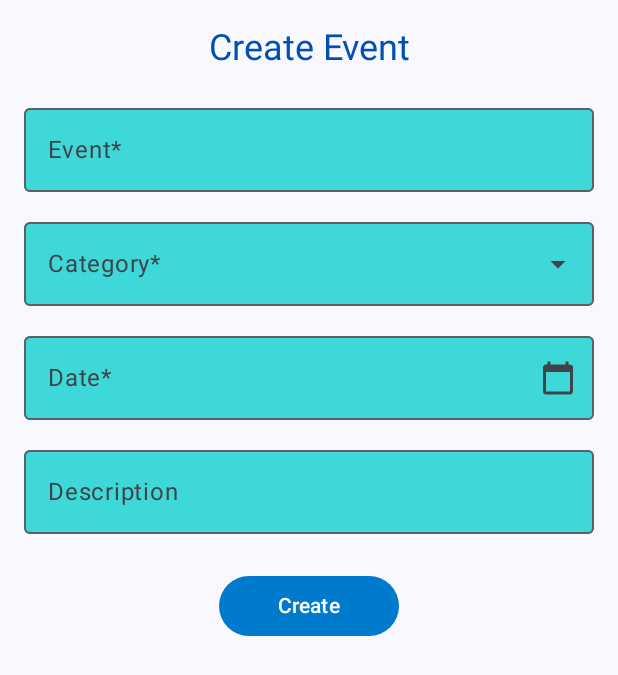
After one commit to titorpw/Aplikasi-To-Duh, an Android app built with Jetpack Compose: the composable CreateEventScreen shown on its own in the app's theme, on a phone screen of 412 x 824 dp. The commit adds this screen. Shown: the top 675 px of the screen. Run offline under Robolectric (Android 15) with nearby library versions, the phone set to English and light mode, and no system bars.

Commit message:
Update Create Screen

```diff
--- a/app/src/main/java/com/l0123137/tesprojek/navigation/AppNavigation.kt
+++ b/app/src/main/java/com/l0123137/tesprojek/navigation/AppNavigation.kt
@@ -4,7 +4,6 @@ import androidx.compose.runtime.Composable
 import androidx.navigation.compose.NavHost
 import androidx.navigation.compose.composable
 import androidx.navigation.compose.rememberNavController
-import com.l0123137.tesprojek.ui.screen.eventList.ListScreen
 import com.l0123137.tesprojek.ui.screen.login.LoginScreen
 import com.l0123137.tesprojek.ui.screen.signup.SignUpScreen
 
@@ -18,8 +17,8 @@ fun AppNavigator() {
         composable("signup") {
             SignUpScreen(navController = navController)
         }
-        composable("main") {
-            ListScreen()
+        composable("scaffold") {
+            MainScaffold(parentNavController = navController)
         }
     }
 }
--- /dev/null
+++ b/app/src/main/java/com/l0123137/tesprojek/ui/screen/createEvent/CreateEventScreen.kt
@@ -0,0 +1,149 @@
+package com.l0123137.tesprojek.ui.screen.createEvent
+
+import androidx.compose.foundation.layout.*
+import androidx.compose.foundation.rememberScrollState
+import androidx.compose.foundation.verticalScroll
+import androidx.compose.material.icons.Icons
+import androidx.compose.material.icons.filled.CalendarToday
+import androidx.compose.material3.*
+import androidx.compose.runtime.*
+import androidx.compose.ui.Alignment
+import androidx.compose.ui.Modifier
+import androidx.compose.ui.graphics.Color
+import androidx.compose.ui.unit.dp
+import androidx.compose.ui.unit.sp
+import androidx.lifecycle.viewmodel.compose.viewModel
+import androidx.navigation.NavController
+
+@OptIn(ExperimentalMaterial3Api::class)
+@Composable
+fun CreateEventScreen(
+    navController: NavController,
+    viewModel: CreateEventViewModel = viewModel()
+) {
+    val eventName = viewModel.eventName
+    val category = viewModel.selectedCategory
+    val date = viewModel.date
+    val description = viewModel.description
+    val showValidationError = viewModel.showValidationError
+
+    Column(
+        modifier = Modifier
+            .fillMaxSize()
+            .padding(16.dp)
+            .verticalScroll(rememberScrollState()),
+        verticalArrangement = Arrangement.Top,
+        horizontalAlignment = Alignment.CenterHorizontally
+    ) {
+        Text(
+            text = "Create Event",
+            style = MaterialTheme.typography.headlineSmall,
+            color = Color(0xFF0050B3),
+            modifier = Modifier.padding(bottom = 16.dp)
+        )
+
+        OutlinedTextField(
+            value = eventName,
+            onValueChange = { viewModel.eventName = it },
+            label = { Text("Event*") },
+            modifier = Modifier.fillMaxWidth(),
+            colors = OutlinedTextFieldDefaults.colors(
+                focusedContainerColor = Color(0xFF3ED8D8),
+                unfocusedContainerColor = Color(0xFF3ED8D8)
+            )
+        )
+
+        Spacer(modifier = Modifier.height(12.dp))
+
+        var expanded by remember { mutableStateOf(false) }
+
+        ExposedDropdownMenuBox(
+            expanded = expanded,
+            onExpandedChange = { expanded = !expanded }
+        ) {
+            OutlinedTextField(
+                value = category,
+                onValueChange = {},
+                readOnly = true,
+                label = { Text("Category*") },
+                trailingIcon = {
+                    ExposedDropdownMenuDefaults.TrailingIcon(expanded = expanded)
+                },
+                modifier = Modifier
+                    .menuAnchor()
+                    .fillMaxWidth(),
+                colors = OutlinedTextFieldDefaults.colors(
+                    focusedContainerColor = Color(0xFF3ED8D8),
+                    unfocusedContainerColor = Color(0xFF3ED8D8)
+                )
+            )
+
+            ExposedDropdownMenu(
+                expanded = expanded,
+                onDismissRequest = { expanded = false }
+            ) {
+                viewModel.categoryList.forEach { item ->
+                    DropdownMenuItem(
+                        text = { Text(item) },
+                        onClick = {
+                            viewModel.selectedCategory = item
+                            expanded = false
+                        }
+                    )
+                }
+            }
+        }
+
+        Spacer(modifier = Modifier.height(12.dp))
+
+        OutlinedTextField(
+            value = date,
+            onValueChange = { viewModel.date = it },
+            label = { Text("Date*") },
+            trailingIcon = {
+                Icon(Icons.Default.CalendarToday, contentDescription = "calendar")
+            },
+            modifier = Modifier.fillMaxWidth(),
+            colors = OutlinedTextFieldDefaults.colors(
+                focusedContainerColor = Color(0xFF3ED8D8),
+                unfocusedContainerColor = Color(0xFF3ED8D8)
+            )
+        )
+
+        Spacer(modifier = Modifier.height(12.dp))
+
+        OutlinedTextField(
+            value = description,
+            onValueChange = { viewModel.description = it },
+            label = { Text("Description") },
+            modifier = Modifier.fillMaxWidth(),
+            colors = OutlinedTextFieldDefaults.colors(
+                focusedContainerColor = Color(0xFF3ED8D8),
+                unfocusedContainerColor = Color(0xFF3ED8D8)
+            )
+        )
+
+        if (showValidationError) {
+            Text(
+                text = "*This field required to fill",
+                color = Color.Red,
+                fontSize = 12.sp,
+                modifier = Modifier.padding(top = 4.dp)
+            )
+        }
+
+        Spacer(modifier = Modifier.height(24.dp))
+
+        Button(
+            onClick = { viewModel.onSubmit() },
+            modifier = Modifier
+                .align(Alignment.CenterHorizontally)
+                .width(120.dp),
+            colors = ButtonDefaults.buttonColors(
+                containerColor = Color(0xFF007ACC)
+            )
+        ) {
+            Text("Create")
+        }
+    }
+}
--- /dev/null
+++ b/app/src/main/java/com/l0123137/tesprojek/ui/screen/createEvent/CreateEventViewModel.kt
@@ -0,0 +1,25 @@
+package com.l0123137.tesprojek.ui.screen.createEvent
+
+import androidx.compose.runtime.getValue
+import androidx.compose.runtime.mutableStateOf
+import androidx.compose.runtime.setValue
+import androidx.lifecycle.ViewModel
+
+class CreateEventViewModel : ViewModel() {
+    var eventName by mutableStateOf("")
+    var selectedCategory by mutableStateOf("")
+    var date by mutableStateOf("")
+    var description by mutableStateOf("")
+    var showValidationError by mutableStateOf(false)
+
+    val categoryList = listOf("Meeting", "Task", "Social", "Travelling")
+
+    fun onSubmit() {
+        if (eventName.isBlank() || selectedCategory.isBlank() || date.isBlank()) {
+            showValidationError = true
+        } else {
+            println("Event created: $eventName, $selectedCategory, $date, $description")
+            showValidationError = false
+        }
+    }
+}
--- a/app/src/main/java/com/l0123137/tesprojek/ui/screen/login/LoginScreen.kt
+++ b/app/src/main/java/com/l0123137/tesprojek/ui/screen/login/LoginScreen.kt
@@ -17,6 +17,7 @@ import androidx.compose.ui.unit.sp
 import androidx.lifecycle.viewmodel.compose.viewModel
 import androidx.navigation.NavHostController
 import com.l0123137.tesprojek.R
+
 
 @Composable
 fun LoginScreen(viewModel: LoginViewModel = viewModel(), navController: NavHostController) {
@@ -82,7 +83,7 @@ fun LoginScreen(viewModel: LoginViewModel = viewModel(), navController: NavHostC
             Button(
                 onClick = {
                     viewModel.onLoginClick {
-                        navController.navigate("main") {
+                        navController.navigate("scaffold") {
                             popUpTo("login") { inclusive = true }
                         }
                     }
```
Also changed, not shown: app/src/main/java/com/l0123137/tesprojek/navigation/BottomNavigationBar.kt (added, +74 -0 lines), app/src/main/java/com/l0123137/tesprojek/navigation/MainScaffold.kt (added, +74 -0 lines), app/src/main/java/com/l0123137/tesprojek/ui/screen/eventList/EventScreen.kt (+4 -88 lines).
